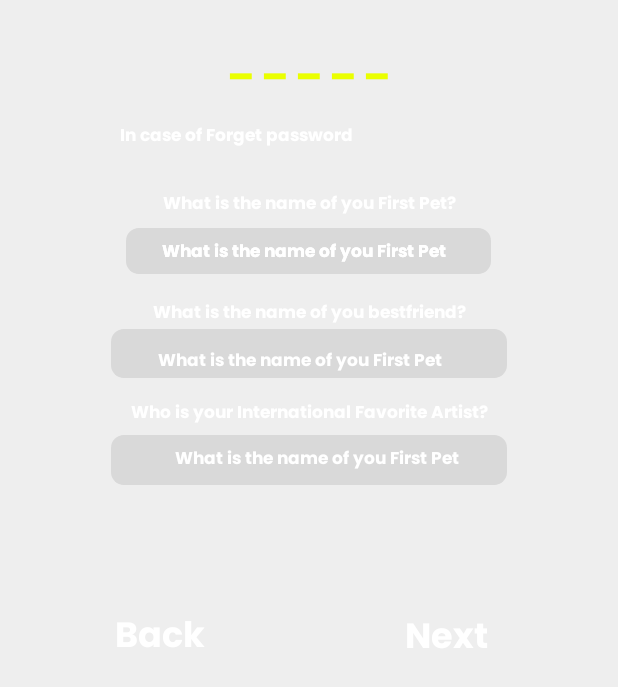
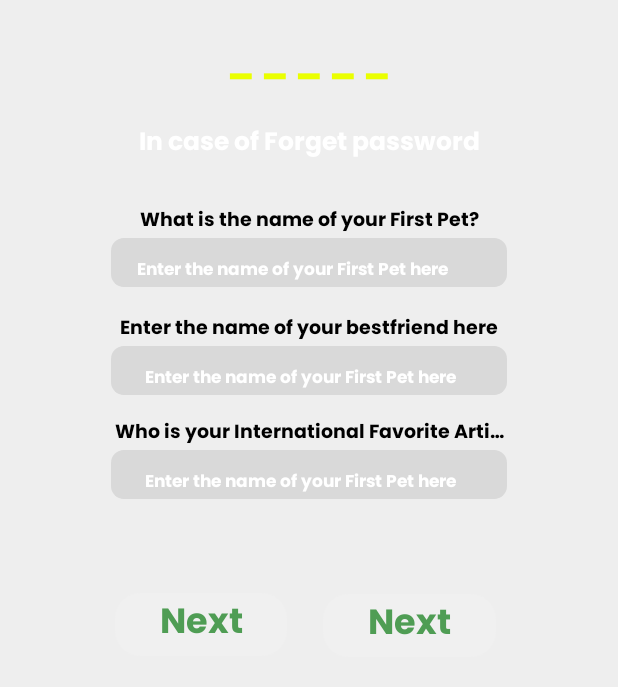
Before and after one commit to jezelldomer/CET4-SD-Caloriesify, an Android app: the PassActivity screen opened directly, with no data from a screen before it, on a phone screen of 412 x 824 dp. Shown: the top 687 px of the screen. Run offline under Robolectric (Android 15) with nearby library versions, the phone set to English and light mode, and no system bars; our stand-ins replace data binding; 1 statement that could not run was skipped.

Commit message:
adding forget password details final front end

```diff
--- a/app/src/main/res/layout/activity_pass.xml
+++ b/app/src/main/res/layout/activity_pass.xml
@@ -29,10 +29,11 @@
                 android:layout_width="wrap_content"
                 android:singleLine="true"
                 android:text="@{passVM.passModel.txtFive}"
-                style="@style/txtPoppinsbold24_2" tools:text="@string/lbl"/>
+                style="@style/txtPoppinsbold24_2" tools:text="@string/lbl2"/>
             <TextView android:ellipsize="end"
                 android:id="@+id/txtIncaseofForg"
                 android:layout_height="wrap_content"
+                android:gravity="center_horizontal"
                 android:layout_marginEnd="@dimen/_44pxh"
                 android:layout_marginStart="@dimen/_44pxh"
                 android:layout_marginTop="@dimen/_20pxv"
@@ -50,41 +51,23 @@
                 android:layout_width="match_parent"
                 android:singleLine="true"
                 android:text="@{passVM.passModel.txtWhatisthenam}"
-                style="@style/txt_3" tools:text="@string/msg_what_is_the_nam"/>
-            <FrameLayout android:id="@+id/frameStackwhatisthenamOne"
-                android:layout_gravity="center_horizontal"
-                android:layout_height="@dimen/_33pxv"
-                android:layout_marginEnd="@dimen/_38pxh"
-                android:layout_marginStart="@dimen/_38pxh"
-                android:layout_marginTop="@dimen/_6pxv"
-                android:layout_width="@dimen/_253pxh" style="@style/groupStylebluegray_100cornerRadius">
-                <TextView android:ellipsize="end"
+                style="@style/txt_6" tools:text="@string/msg_what_is_the_nam"/>
+
+                <EditText android:ellipsize="end"
                     android:gravity="top|start"
                     android:id="@+id/txtWhatisthenamOne"
-                    android:layout_gravity="center"
                     android:layout_height="wrap_content"
-                    android:layout_marginBottom="@dimen/_7pxv"
-                    android:layout_marginEnd="@dimen/_25pxh"
-                    android:layout_marginStart="@dimen/_25pxh"
-                    android:layout_marginTop="@dimen/_7pxv"
+                    android:layout_marginEnd="@dimen/_38pxh"
+                    android:layout_marginStart="@dimen/_38pxh"
                     android:layout_width="match_parent"
+                    android:paddingBottom="@dimen/_1pxv"
+                    android:paddingEnd="@dimen/_30pxh"
+                    android:paddingStart="@dimen/_18pxh"
+                    android:paddingTop="@dimen/_13pxv"
                     android:singleLine="true"
-                    android:text="@{passVM.passModel.txtWhatisthenamOne}"
-                    style="@style/txtPoppinsbold12" tools:text="@string/msg_what_is_the_nam2"/>
-                <TextView android:ellipsize="end"
-                    android:gravity="top|start"
-                    android:id="@+id/txtWhatisthenamTwo"
-                    android:layout_gravity="center"
-                    android:layout_height="wrap_content"
-                    android:layout_marginBottom="@dimen/_7pxv"
-                    android:layout_marginEnd="@dimen/_25pxh"
-                    android:layout_marginStart="@dimen/_25pxh"
-                    android:layout_marginTop="@dimen/_7pxv"
-                    android:layout_width="match_parent"
-                    android:singleLine="true"
-                    android:text="@{passVM.passModel.txtWhatisthenamTwo}"
-                    style="@style/txtPoppinsbold12" tools:text="@string/msg_what_is_the_nam2"/>
-            </FrameLayout>
+                    style="@style/txtSolidRounded_1"
+                    android:text="@{passVM.passModel.txtWhatisthenamOne}"/>
+
             <TextView android:ellipsize="end"
                 android:gravity="center_horizontal"
                 android:id="@+id/txtWhatisthenamThree"
@@ -95,8 +78,8 @@
                 android:layout_width="match_parent"
                 android:singleLine="true"
                 android:text="@{passVM.passModel.txtWhatisthenamThree}"
-                style="@style/txt_3" tools:text="@string/msg_what_is_the_nam3"/>
-            <TextView android:ellipsize="end"
+                style="@style/txt_6" tools:text="@string/msg_what_is_the_nam3"/>
+            <EditText android:ellipsize="end"
                 android:gravity="center_horizontal"
                 android:id="@+id/txtGroup568"
                 android:layout_height="wrap_content"
@@ -109,7 +92,7 @@
                 android:paddingTop="@dimen/_13pxv"
                 android:singleLine="true"
                 android:text="@{passVM.passModel.txtGroup568}"
-                style="@style/txtSolidRounded_1" tools:text="@string/msg_what_is_the_nam2"/>
+                style="@style/txtSolidRounded_1" />
             <TextView android:ellipsize="end"
                 android:gravity="center_horizontal"
                 android:id="@+id/txtWhoisyourInt"
@@ -120,46 +103,53 @@
                 android:layout_width="match_parent"
                 android:singleLine="true"
                 android:text="@{passVM.passModel.txtWhoisyourInt}"
-                style="@style/txt_3" tools:text="@string/msg_who_is_your_int"/>
-            <TextView android:ellipsize="end"
+                style="@style/txt_6" tools:text="@string/msg_who_is_your_int"/>
+            <EditText android:ellipsize="end"
                 android:gravity="center_horizontal"
-                android:id="@+id/txtGroup567"
                 android:layout_height="wrap_content"
                 android:layout_marginEnd="@dimen/_38pxh"
                 android:layout_marginStart="@dimen/_38pxh"
-                android:layout_marginTop="@dimen/_4pxv"
                 android:layout_width="match_parent"
-                android:paddingBottom="@dimen/_7pxv"
-                android:paddingStart="@dimen/_12pxh"
-                android:paddingTop="@dimen/_7pxv"
+                android:paddingBottom="@dimen/_1pxv"
+                android:paddingEnd="@dimen/_30pxh"
+                android:paddingStart="@dimen/_18pxh"
+                android:paddingTop="@dimen/_13pxv"
                 android:singleLine="true"
                 android:text="@{passVM.passModel.txtGroup567}"
-                style="@style/txtSolidRounded_1" tools:text="@string/msg_what_is_the_nam2"/>
+                style="@style/txtSolidRounded_1" />
             <LinearLayout android:id="@+id/linearRowback"
                 android:layout_height="wrap_content"
-                android:layout_marginTop="@dimen/_84pxv"
+                android:layout_marginTop="@dimen/_63pxv"
                 android:layout_width="match_parent" android:orientation="horizontal">
                 <TextView android:ellipsize="end"
                     android:id="@+id/txtBack"
+                    android:background="@drawable/rectangle_bg_gray_201_radius_17_5"
+                    android:gravity="center"
+                    android:paddingHorizontal="@dimen/_3pxh"
+                    android:paddingVertical="@dimen/_1pxv"
                     android:layout_height="wrap_content"
-                    android:layout_marginBottom="@dimen/_3pxv"
+                    android:layout_marginBottom="@dimen/_5pxv"
                     android:layout_marginStart="@dimen/_41pxh"
                     android:layout_marginTop="@dimen/_4pxv"
                     android:layout_weight="0.52"
-                    android:layout_width="0dp" android:singleLine="true"
-                    android:text="@{passVM.passModel.txtBack}"
-                    style="@style/txtPoppinsbold24" tools:text="@string/lbl_back"/>
+                    android:layout_width="10dp" android:singleLine="true"
+                    android:text="@{passVM.passModel.txtNext}"
+                    style="@style/txtPoppinsbold24_1" tools:text="@string/lbl_back"/>
                 <TextView android:ellipsize="end"
                     android:id="@+id/txtNext"
+                    android:background="@drawable/rectangle_bg_gray_201_radius_17_5"
+                    android:gravity="center"
+                    android:paddingHorizontal="@dimen/_5pxh"
+                    android:paddingVertical="@dimen/_1pxv"
                     android:layout_height="wrap_content"
                     android:layout_marginBottom="@dimen/_2pxv"
                     android:layout_marginEnd="@dimen/_46pxh"
-                    android:layout_marginStart="@dimen/_133pxh"
+                    android:layout_marginStart="@dimen/_25pxh"
                     android:layout_marginTop="@dimen/_5pxv"
-                    android:layout_weight="0.48"
-                    android:layout_width="0dp" android:singleLine="true"
+                    android:layout_weight="0.52"
+                    android:layout_width="10dp" android:singleLine="true"
                     android:text="@{passVM.passModel.txtNext}"
-                    style="@style/txtPoppinsbold24" tools:text="@string/lbl_next"/>
+                    style="@style/txtPoppinsbold24_1" tools:text="@string/lbl_next"/>
             </LinearLayout>
         </LinearLayout>
     </FrameLayout>
--- a/app/src/main/res/values/strings.xml
+++ b/app/src/main/res/values/strings.xml
@@ -38,9 +38,10 @@
 <string name="lbl_25_to_29_9">25 to 29.9</string>
 <string name="lbl_143">143</string>
 <string name="lbl_save_results">Save Results</string>
-<string name="msg_what_is_the_nam3">What is the name of you bestfriend?</string>
+<string name="msg_what_is_the_nam3">Enter the name of your bestfriend here</string>
 <string name="lbl_goal">Goal</string>
-<string name="msg_what_is_the_nam2">What is the name of you First Pet</string>
+<string name="msg_what_is_the_nam2">Enter the name of your First Pet here</string>
+    <string name="msg_what_is_the_nam4">Enter the name of your International Favorite Artist?</string>
 <string name="lbl_dinner">Dinner</string>
 <string name="lbl_less_than_18_5">Less than 18.5</string>
 <string name="msg_forgot_password">Forgot Password ?</string>
@@ -54,7 +55,7 @@ SignUp to Continue</string>
 <string name="lbl_80_kg">80 kg</string>
 <string name="lbl_33_3">33.3</string>
 <string name="lbl_water">Water</string>
-<string name="msg_what_is_the_nam">What is the name of you First Pet?</string>
+<string name="msg_what_is_the_nam">What is the name of your First Pet?</string>
 <string name="lbl_59_89g">59 / 89g</string>
 <string name="msg_group_run_wedne">Group Run Wednesday</string>
 <string name="lbl_18_5_to_24_9">18.5 to 24.9          </string>
--- a/app/src/main/res/values/styles.xml
+++ b/app/src/main/res/values/styles.xml
@@ -298,7 +298,7 @@
         <item name="android:background">@drawable/rectangle_dhi_0</item>
     </style>
     <style name="txt_2">
-        <item name="android:textSize">@dimen/_30pxh</item>
+        <item name="android:textSize">@dimen/_20pxh</item>
         <item name="android:textColor">@color/white_A700</item>
         <item name="android:fontFamily">@font/poppins</item>
         <item name="android:textFontWeight" tools:targetApi="p">700</item>
@@ -349,7 +349,7 @@
         <item name="android:textFontWeight" tools:targetApi="p">600</item>
     </style>
     <style name="txt_3">
-        <item name="android:textSize">@dimen/_12pxh</item>
+        <item name="android:textSize">@dimen/_17pxh</item>
         <item name="android:textColor">@color/white_A700</item>
         <item name="android:fontFamily">@font/poppins</item>
         <item name="android:textFontWeight" tools:targetApi="p">700</item>
```
